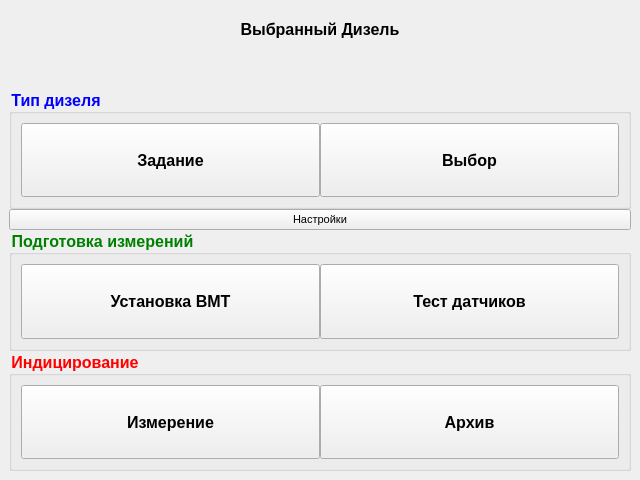
This is MainWindow/mainwindow.ui in MagistrYodaa/Qt_Diesel_Analyze as Qt 5 draws it before an edit. The edited form follows.
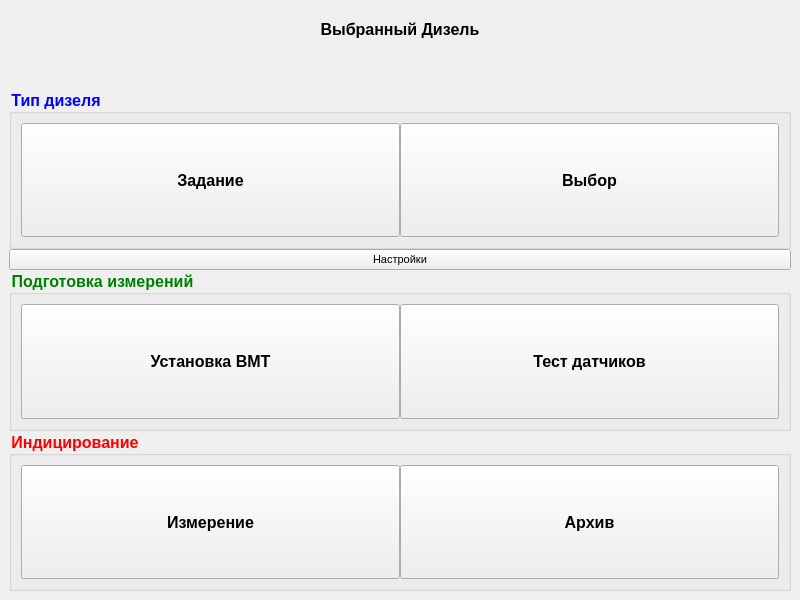
This is the edited form.

```diff
--- a/MainWindow/mainwindow.ui
+++ b/MainWindow/mainwindow.ui
@@ -9,8 +9,8 @@
    <rect>
     <x>0</x>
     <y>0</y>
-    <width>640</width>
-    <height>480</height>
+    <width>800</width>
+    <height>600</height>
    </rect>
   </property>
   <property name="sizePolicy">
```
Left out of the diff: 12 changed lines with no effect on the pictures.
